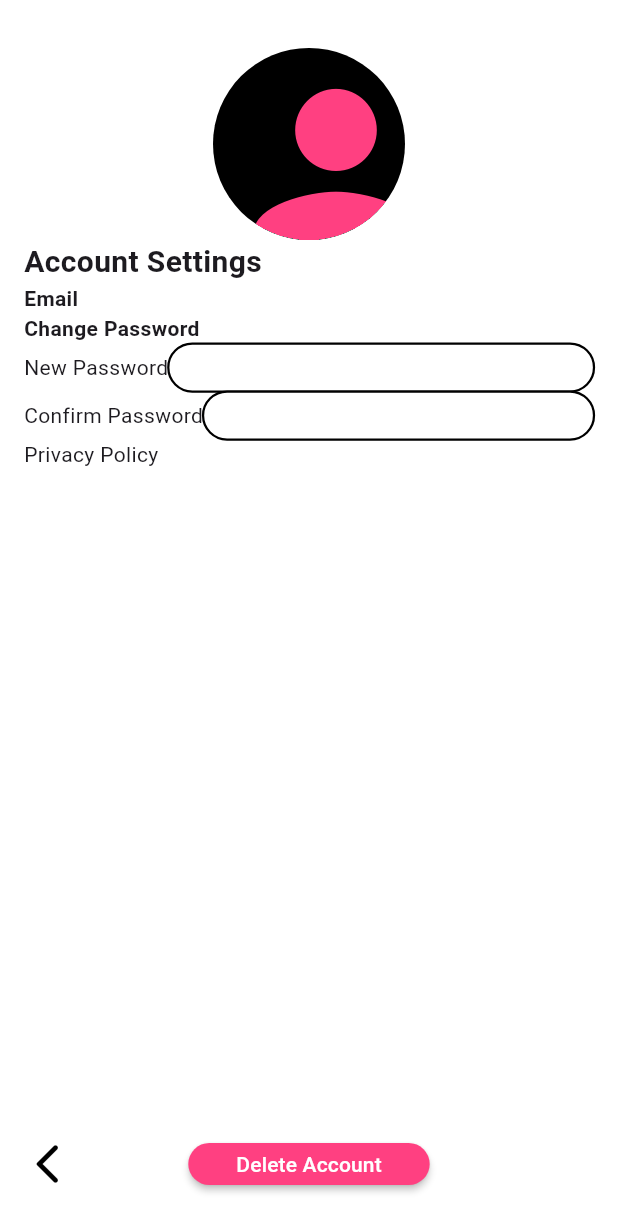
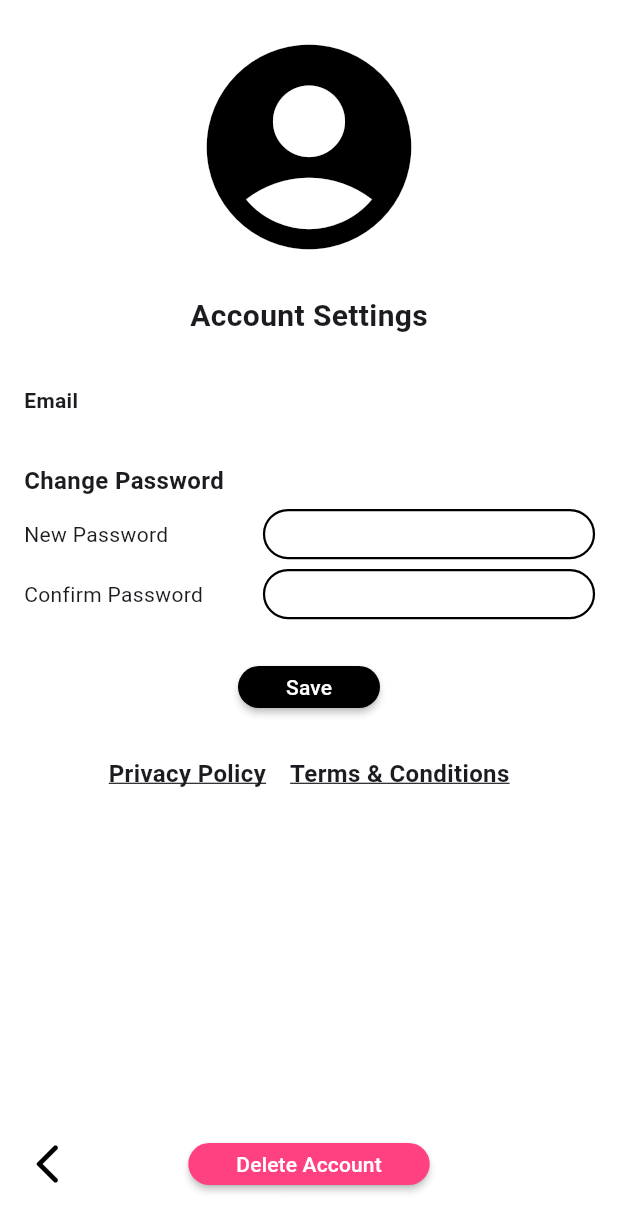
Before and after one commit to torak289/cafe-app-v2, a Flutter app: the UserSettingsPage screen opened by its route, on a phone screen of 412 x 824 dp. Shown: the top 1232 px of the screen. Run offline on Flutter 3.47's test engine with Material 3 defaults, Android fonts, the phone set to English and light mode, and no system bars; our stand-ins replace barcode_widget, flutter_map, geolocator, hive, hive_flutter, latlong2 and 1 more; missing offline and left inert: dio_cache_interceptor, dio_cache_interceptor_file_store, flutter_map_animations, flutter_map_cache, maps_launcher, mobile_scanner; accounts and stored records are empty; network calls fail; Roboto replaces fonts that are missing (Ubuntu).

Commit message:
UI layout user setting page

```diff
--- a/lib/screens/user_settings_page.dart
+++ b/lib/screens/user_settings_page.dart
@@ -18,40 +18,36 @@ class UserSettingsPage extends StatelessWidget {
     final UserModel user = Provider.of<UserModel>(context, listen: false);
     return Scaffold(
       body: Padding(
-        padding: const EdgeInsets.symmetric(
-            vertical: CafeAppUI.screenVertical,
-            horizontal: CafeAppUI.screenHorizontal),
+        padding: const EdgeInsets.fromLTRB(
+            CafeAppUI.screenHorizontal,
+            0, CafeAppUI.screenHorizontal, CafeAppUI.screenVertical),
         child: Column(
           crossAxisAlignment: CrossAxisAlignment.stretch,
           mainAxisAlignment: MainAxisAlignment.spaceBetween,
           children: [
             Expanded(
               //TODO: Impement SingleChildScrollView
+              child: SingleChildScrollView(
                 child: Column(
                   mainAxisAlignment: MainAxisAlignment.start,
                   crossAxisAlignment: CrossAxisAlignment.stretch,
                   children: [
-                  Center(
+                    Padding(padding: EdgeInsets.all(8)),
+                    const Center(
                       //TODO: Fix centre align on Profile
-                    child: Container(
-                      width: 128,
-                      height: 128,
-                      clipBehavior: Clip.hardEdge,
-                      decoration: const BoxDecoration(
-                        shape: BoxShape.circle,
-                        color: Colors.black,
-                      ),
-                      child: const Icon(
-                        Icons.person,
-                        color: CafeAppUI.roasterMarkerColor,
+                      child: Icon(
+                        Icons.account_circle_sharp,
+                        color: CafeAppUI.buttonBackgroundColor,
                         size: 164,
                       ),
                     ),
-                  ),
+                    const Padding(padding: EdgeInsets.all(8)),
                     const Row(
+                      mainAxisAlignment: MainAxisAlignment.center,
                       children: [
                         Text(
                           "Account Settings",
+                          textAlign: TextAlign.center,
                           style: TextStyle(
                             fontWeight: FontWeight.bold,
                             fontSize: 20,
@@ -59,6 +55,7 @@ class UserSettingsPage extends StatelessWidget {
                         ),
                       ],
                     ),
+                    const Padding(padding: EdgeInsets.all(16)),
                     Row(
                       mainAxisAlignment: MainAxisAlignment.spaceBetween,
                       children: [
@@ -81,35 +78,71 @@ class UserSettingsPage extends StatelessWidget {
                         )*/
                       ],
                     ),
+                    const Padding(padding: EdgeInsets.all(16)),
                     const Row(
                       mainAxisAlignment: MainAxisAlignment.spaceBetween,
                       children: [
                         Text(
                           "Change Password",
-                        style: TextStyle(fontWeight: FontWeight.bold),
+                          style: TextStyle(
+                              fontWeight: FontWeight.bold, fontSize: 16),
                         ),
                       ],
                     ),
+                    const Padding(padding: EdgeInsets.all(4)),
                     const Row(
+                      mainAxisAlignment: MainAxisAlignment.spaceBetween,
                       children: [
                         Text("New Password"),
-                      Expanded(
+                        SizedBox(
+                          width: 220,
                           child: TextField(),
                         ),
                       ],
                     ),
+                    const Padding(padding: EdgeInsets.all(4)),
                     const Row(
+                      mainAxisAlignment: MainAxisAlignment.spaceBetween,
                       children: [
                         Text("Confirm Password"),
-                      Expanded(
+                        SizedBox(
+                          width: 220,
                           child: TextField(),
                         ),
                       ],
                     ),
+                    const Padding(padding: EdgeInsets.all(16)),
+                    const Center(
+                      child: TextButton(
+                        onPressed: null,
+                        child: Text("Save"),
+                      ),
+                    ),
+                    const Padding(padding: EdgeInsets.all(16)),
                     const Row(
-                    children: [Text("Privacy Policy")],
+                      mainAxisAlignment: MainAxisAlignment.center,
+                      children: [
+                        Text(
+                          "Privacy Policy",
+                          style: TextStyle(
+                            fontWeight: FontWeight.bold,
+                            fontSize: 16,
+                            decoration: TextDecoration.underline,
+                          ),
+                        ),
+                        Padding(padding: EdgeInsets.all(8)),
+                        Text(
+                          "Terms & Conditions",
+                          style: TextStyle(
+                            fontWeight: FontWeight.bold,
+                            fontSize: 16,
+                            decoration: TextDecoration.underline,
+                          ),
                         ),
                       ],
+                    ),
+                  ],
+                ),
               ),
             ),
             Row(
```
Lines whose indentation alone changed are shown as unchanged.
